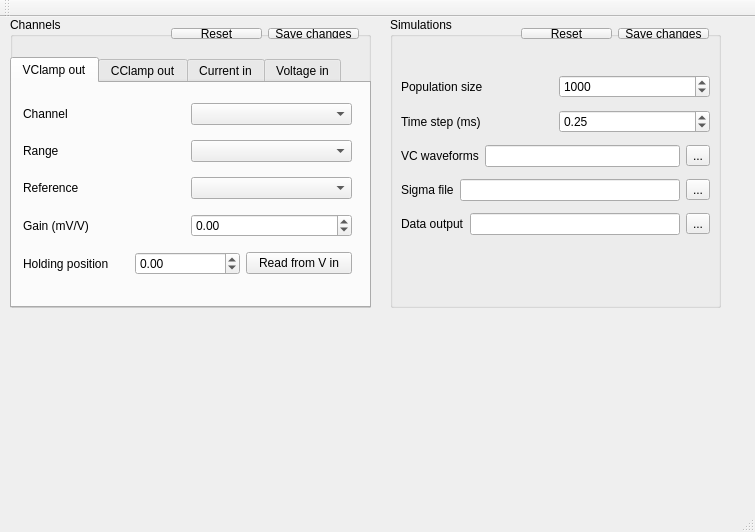
Old version of the form gui/mainwindow.ui in the repository CompEphys-team/rtdo.
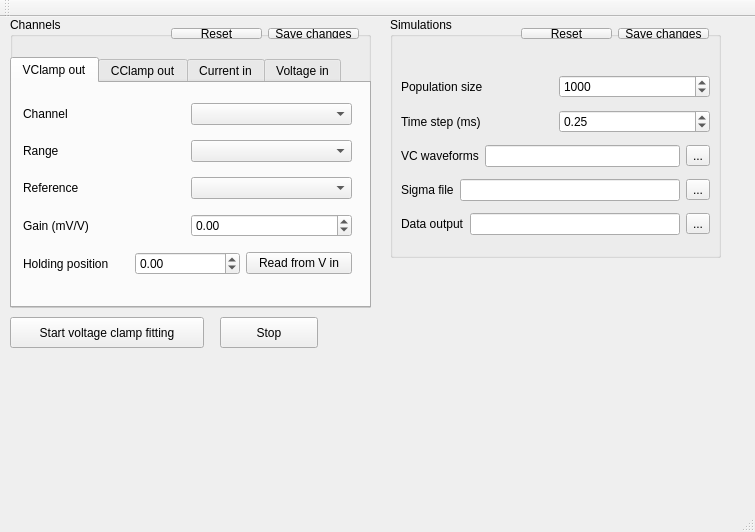
New version of the form.

```diff
--- a/gui/mainwindow.ui
+++ b/gui/mainwindow.ui
@@ -481,7 +481,7 @@
       <x>390</x>
       <y>0</y>
       <width>331</width>
-      <height>291</height>
+      <height>241</height>
      </rect>
     </property>
     <property name="title">
@@ -513,7 +513,7 @@
       </item>
      </layout>
     </widget>
-    <widget class="QWidget" name="">
+    <widget class="QWidget" name="layoutWidget">
      <property name="geometry">
       <rect>
        <x>0</x>
@@ -640,15 +640,32 @@
      </layout>
     </widget>
     <zorder>layoutWidget_2</zorder>
-    <zorder>label</zorder>
-    <zorder>npop</zorder>
-    <zorder>label_7</zorder>
-    <zorder>vc_waveforms</zorder>
-    <zorder>label_23</zorder>
-    <zorder>sigfile</zorder>
-    <zorder>label_24</zorder>
-    <zorder>outdir</zorder>
-    <zorder>label_25</zorder>
+   </widget>
+   <widget class="QPushButton" name="vclamp_start">
+    <property name="geometry">
+     <rect>
+      <x>10</x>
+      <y>300</y>
+      <width>194</width>
+      <height>31</height>
+     </rect>
+    </property>
+    <property name="text">
+     <string>Start voltage clamp fitting</string>
+    </property>
+   </widget>
+   <widget class="QPushButton" name="vclamp_stop">
+    <property name="geometry">
+     <rect>
+      <x>220</x>
+      <y>300</y>
+      <width>98</width>
+      <height>31</height>
+     </rect>
+    </property>
+    <property name="text">
+     <string>Stop</string>
+    </property>
    </widget>
   </widget>
   <widget class="QMenuBar" name="menuBar">
```
Left out of the diff: 1 changed line with no effect on the pictures.
